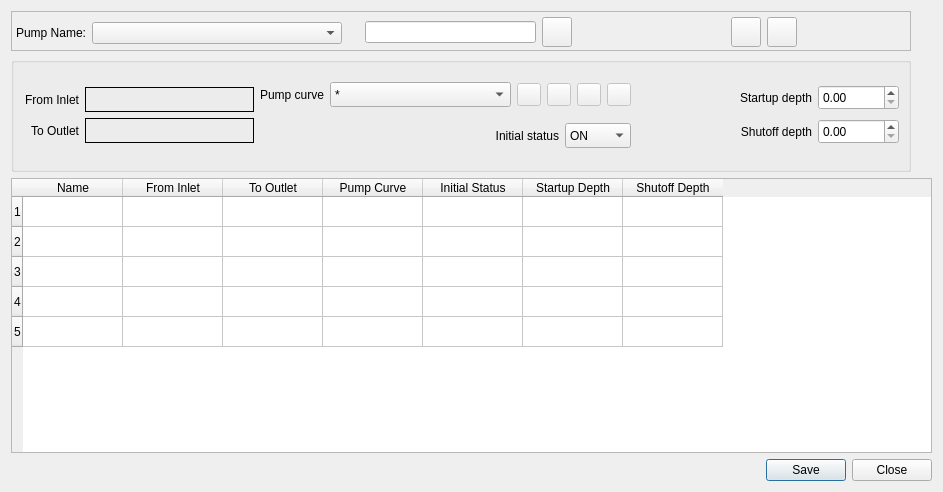
Old version of the form flo2d/ui/pumps.ui in the repository FLO-2DSoftware/qgis-flo-2d-plugin.
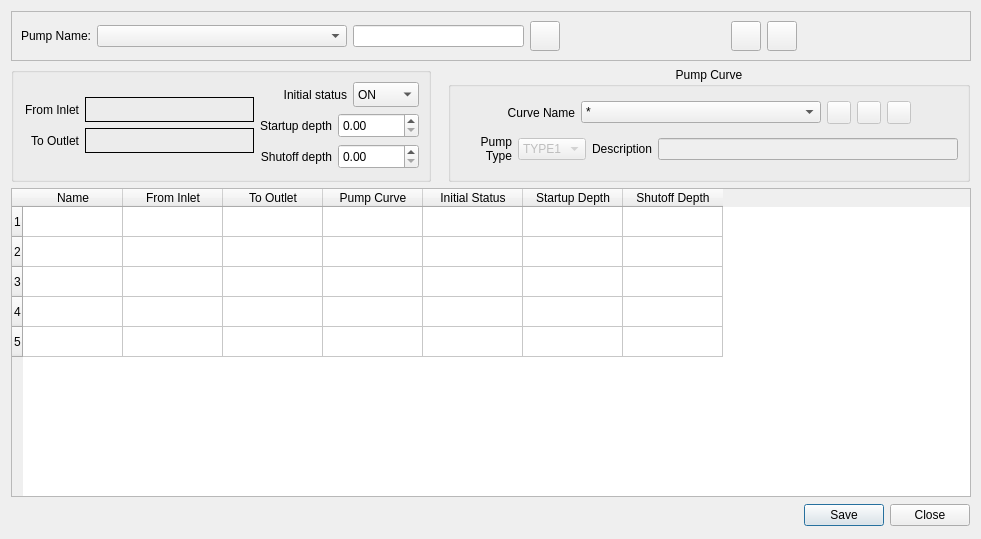
New version of the form. Icons and pictures are not drawn.

Commit message: SD pumps curve functionality from SD widget

Diff of the .ui file:
```diff
--- a/flo2d/ui/pumps.ui
+++ b/flo2d/ui/pumps.ui
@@ -2,103 +2,46 @@
 <ui version="4.0">
  <class>conduits_dlg</class>
  <widget class="QDialog" name="conduits_dlg">
+  <property name="windowModality">
+   <enum>Qt::NonModal</enum>
+  </property>
+  <property name="enabled">
+   <bool>true</bool>
+  </property>
   <property name="geometry">
    <rect>
     <x>0</x>
     <y>0</y>
-    <width>943</width>
-    <height>492</height>
+    <width>981</width>
+    <height>539</height>
    </rect>
   </property>
   <property name="sizePolicy">
-   <sizepolicy hsizetype="Preferred" vsizetype="Preferred">
+   <sizepolicy hsizetype="Fixed" vsizetype="Preferred">
     <horstretch>0</horstretch>
     <verstretch>0</verstretch>
    </sizepolicy>
   </property>
+  <property name="minimumSize">
+   <size>
+    <width>981</width>
+    <height>0</height>
+   </size>
+  </property>
+  <property name="maximumSize">
+   <size>
+    <width>982</width>
+    <height>16777215</height>
+   </size>
+  </property>
   <property name="windowTitle">
    <string>Pumps</string>
   </property>
-  <layout class="QGridLayout" name="gridLayout_3">
-   <item row="2" column="0" colspan="2">
-    <widget class="QTableWidget" name="pumps_tblw">
-     <property name="sizePolicy">
-      <sizepolicy hsizetype="Preferred" vsizetype="Preferred">
-       <horstretch>0</horstretch>
-       <verstretch>0</verstretch>
-      </sizepolicy>
-     </property>
-     <property name="selectionMode">
-      <enum>QAbstractItemView::SingleSelection</enum>
-     </property>
-     <property name="selectionBehavior">
-      <enum>QAbstractItemView::SelectRows</enum>
-     </property>
-     <property name="rowCount">
-      <number>5</number>
-     </property>
-     <property name="columnCount">
-      <number>7</number>
-     </property>
-     <row/>
-     <row/>
-     <row/>
-     <row/>
-     <row/>
-     <column>
-      <property name="text">
-       <string>Name</string>
-      </property>
-     </column>
-     <column>
-      <property name="text">
-       <string>From Inlet</string>
-      </property>
-     </column>
-     <column>
-      <property name="text">
-       <string>To Outlet</string>
-      </property>
-     </column>
-     <column>
-      <property name="text">
-       <string>Pump Curve</string>
-      </property>
-     </column>
-     <column>
-      <property name="text">
-       <string>Initial Status</string>
-      </property>
-     </column>
-     <column>
-      <property name="text">
-       <string>Startup Depth</string>
-      </property>
-     </column>
-     <column>
-      <property name="text">
-       <string>Shutoff Depth</string>
-      </property>
-     </column>
-     <item row="0" column="4">
-      <property name="text">
-       <string/>
-      </property>
-     </item>
-     <item row="0" column="6">
-      <property name="text">
-       <string/>
-      </property>
-      <property name="flags">
-       <set>ItemIsSelectable|ItemIsDragEnabled|ItemIsUserCheckable</set>
-      </property>
-     </item>
-    </widget>
-   </item>
+  <layout class="QGridLayout" name="gridLayout_6">
    <item row="3" column="1">
     <widget class="QDialogButtonBox" name="pumps_buttonBox">
      <property name="sizePolicy">
-      <sizepolicy hsizetype="Fixed" vsizetype="Fixed">
+      <sizepolicy hsizetype="Preferred" vsizetype="Fixed">
        <horstretch>0</horstretch>
        <verstretch>0</verstretch>
       </sizepolicy>
@@ -118,30 +61,279 @@
      </property>
      <property name="sizeHint" stdset="0">
       <size>
-       <width>599</width>
+       <width>439</width>
+       <height>25</height>
+      </size>
+     </property>
+    </spacer>
+   </item>
+   <item row="1" column="1">
+    <widget class="QGroupBox" name="groupBox">
+     <property name="title">
+      <string>Pump Curve</string>
+     </property>
+     <property name="alignment">
+      <set>Qt::AlignHCenter|Qt::AlignTop</set>
+     </property>
+     <property name="flat">
+      <bool>false</bool>
+     </property>
+     <layout class="QGridLayout" name="gridLayout_3">
+      <item row="0" column="0">
+       <layout class="QHBoxLayout" name="horizontalLayout_11">
+        <item>
+         <spacer name="horizontalSpacer_3">
+          <property name="orientation">
+           <enum>Qt::Horizontal</enum>
+          </property>
+          <property name="sizeHint" stdset="0">
+           <size>
+            <width>40</width>
        <height>20</height>
       </size>
      </property>
     </spacer>
+        </item>
+        <item>
+         <layout class="QHBoxLayout" name="horizontalLayout_2">
+          <item>
+           <widget class="QLabel" name="label_7">
+            <property name="text">
+             <string>Curve Name</string>
+            </property>
+            <property name="alignment">
+             <set>Qt::AlignRight|Qt::AlignTrailing|Qt::AlignVCenter</set>
+            </property>
+           </widget>
+          </item>
+          <item>
+           <widget class="QComboBox" name="pump_curve_cbo">
+            <property name="sizePolicy">
+             <sizepolicy hsizetype="Fixed" vsizetype="Fixed">
+              <horstretch>0</horstretch>
+              <verstretch>0</verstretch>
+             </sizepolicy>
+            </property>
+            <property name="minimumSize">
+             <size>
+              <width>240</width>
+              <height>22</height>
+             </size>
+            </property>
+            <property name="maximumSize">
+             <size>
+              <width>240</width>
+              <height>22</height>
+             </size>
+            </property>
+            <property name="duplicatesEnabled">
+             <bool>false</bool>
+            </property>
+            <item>
+             <property name="text">
+              <string>*</string>
+             </property>
+            </item>
+           </widget>
+          </item>
+         </layout>
+        </item>
+        <item>
+         <layout class="QHBoxLayout" name="horizontalLayout_6">
+          <item>
+           <widget class="QToolButton" name="add_pump_curve_btn">
+            <property name="enabled">
+             <bool>false</bool>
+            </property>
+            <property name="toolTip">
+             <string>Add pump curve</string>
+            </property>
+            <property name="text">
+             <string/>
+            </property>
+            <property name="icon">
+             <iconset>
+              <normaloff>../img/add_table_data.svg</normaloff>../img/add_table_data.svg</iconset>
+            </property>
+           </widget>
+          </item>
+          <item>
+           <widget class="QToolButton" name="remove_pump_curve_btn">
+            <property name="enabled">
+             <bool>false</bool>
+            </property>
+            <property name="toolTip">
+             <string>Remove pump curve</string>
+            </property>
+            <property name="text">
+             <string/>
+            </property>
+            <property name="icon">
+             <iconset>
+              <normaloff>../img/mActionDeleteSelected.svg</normaloff>../img/mActionDeleteSelected.svg</iconset>
+            </property>
+           </widget>
+          </item>
+          <item>
+           <widget class="QToolButton" name="rename_pump_curve_btn">
+            <property name="enabled">
+             <bool>false</bool>
+            </property>
+            <property name="toolTip">
+             <string>Rename pump curve</string>
+            </property>
+            <property name="text">
+             <string/>
+            </property>
+            <property name="icon">
+             <iconset>
+              <normaloff>../img/change_name.svg</normaloff>../img/change_name.svg</iconset>
+            </property>
+           </widget>
+          </item>
+         </layout>
+        </item>
+        <item>
+         <spacer name="horizontalSpacer_5">
+          <property name="orientation">
+           <enum>Qt::Horizontal</enum>
+          </property>
+          <property name="sizeHint" stdset="0">
+           <size>
+            <width>40</width>
+            <height>20</height>
+           </size>
+          </property>
+         </spacer>
+        </item>
+       </layout>
+      </item>
+      <item row="1" column="0">
+       <layout class="QHBoxLayout" name="horizontalLayout_18">
+        <item>
+         <layout class="QHBoxLayout" name="horizontalLayout_10">
+          <item>
+           <widget class="QLabel" name="label_2">
+            <property name="text">
+             <string>Pump Type</string>
+            </property>
+            <property name="alignment">
+             <set>Qt::AlignRight|Qt::AlignTrailing|Qt::AlignVCenter</set>
+            </property>
+            <property name="wordWrap">
+             <bool>true</bool>
+            </property>
+           </widget>
+          </item>
+          <item>
+           <widget class="QComboBox" name="comboBox">
+            <property name="enabled">
+             <bool>false</bool>
+            </property>
+            <property name="sizePolicy">
+             <sizepolicy hsizetype="Fixed" vsizetype="Fixed">
+              <horstretch>0</horstretch>
+              <verstretch>0</verstretch>
+             </sizepolicy>
+            </property>
+            <property name="minimumSize">
+             <size>
+              <width>0</width>
+              <height>22</height>
+             </size>
+            </property>
+            <property name="maximumSize">
+             <size>
+              <width>16777215</width>
+              <height>22</height>
+             </size>
+            </property>
+            <item>
+             <property name="text">
+              <string>TYPE1</string>
+             </property>
+            </item>
+            <item>
+             <property name="text">
+              <string>TYPE2</string>
+             </property>
+            </item>
+            <item>
+             <property name="text">
+              <string>TYPE3</string>
+             </property>
+            </item>
+            <item>
+             <property name="text">
+              <string>TYPE4</string>
+             </property>
+            </item>
+           </widget>
+          </item>
+         </layout>
+        </item>
+        <item>
+         <layout class="QHBoxLayout" name="horizontalLayout_7">
+          <item>
+           <widget class="QLabel" name="label_6">
+            <property name="text">
+             <string>Description</string>
+            </property>
+            <property name="alignment">
+             <set>Qt::AlignRight|Qt::AlignTrailing|Qt::AlignVCenter</set>
+            </property>
+           </widget>
+          </item>
+          <item>
+           <widget class="QLineEdit" name="lineEdit">
+            <property name="enabled">
+             <bool>false</bool>
+            </property>
+            <property name="sizePolicy">
+             <sizepolicy hsizetype="Fixed" vsizetype="Fixed">
+              <horstretch>0</horstretch>
+              <verstretch>0</verstretch>
+             </sizepolicy>
+            </property>
+            <property name="minimumSize">
+             <size>
+              <width>300</width>
+              <height>22</height>
+             </size>
+            </property>
+            <property name="maximumSize">
+             <size>
+              <width>300</width>
+              <height>22</height>
+             </size>
+            </property>
+           </widget>
+          </item>
+         </layout>
+        </item>
+       </layout>
+      </item>
+     </layout>
+    </widget>
    </item>
    <item row="0" column="0" colspan="2">
     <widget class="QFrame" name="frame">
      <property name="sizePolicy">
-      <sizepolicy hsizetype="Fixed" vsizetype="Fixed">
+      <sizepolicy hsizetype="Expanding" vsizetype="Expanding">
        <horstretch>0</horstretch>
        <verstretch>0</verstretch>
       </sizepolicy>
      </property>
      <property name="minimumSize">
       <size>
-       <width>900</width>
-       <height>40</height>
+       <width>960</width>
+       <height>50</height>
       </size>
      </property>
      <property name="maximumSize">
       <size>
-       <width>900</width>
-       <height>40</height>
+       <width>960</width>
+       <height>50</height>
       </size>
      </property>
      <property name="frameShape">
@@ -150,15 +342,139 @@
      <property name="frameShadow">
       <enum>QFrame::Plain</enum>
      </property>
-     <widget class="QWidget" name="layoutWidget">
-      <property name="geometry">
-       <rect>
-        <x>720</x>
-        <y>6</y>
-        <width>69</width>
-        <height>32</height>
-       </rect>
-      </property>
+     <layout class="QGridLayout" name="gridLayout_7">
+      <item row="0" column="0">
+       <layout class="QHBoxLayout" name="horizontalLayout_9">
+        <item>
+         <layout class="QHBoxLayout" name="horizontalLayout_5">
+          <property name="sizeConstraint">
+           <enum>QLayout::SetFixedSize</enum>
+          </property>
+          <item>
+           <widget class="QLabel" name="label">
+            <property name="enabled">
+             <bool>true</bool>
+            </property>
+            <property name="sizePolicy">
+             <sizepolicy hsizetype="Fixed" vsizetype="Fixed">
+              <horstretch>0</horstretch>
+              <verstretch>0</verstretch>
+             </sizepolicy>
+            </property>
+            <property name="text">
+             <string>Pump Name:</string>
+            </property>
+            <property name="alignment">
+             <set>Qt::AlignRight|Qt::AlignTrailing|Qt::AlignVCenter</set>
+            </property>
+           </widget>
+          </item>
+          <item>
+           <widget class="QComboBox" name="pump_name_cbo">
+            <property name="sizePolicy">
+             <sizepolicy hsizetype="Fixed" vsizetype="Fixed">
+              <horstretch>0</horstretch>
+              <verstretch>0</verstretch>
+             </sizepolicy>
+            </property>
+            <property name="minimumSize">
+             <size>
+              <width>250</width>
+              <height>22</height>
+             </size>
+            </property>
+            <property name="maximumSize">
+             <size>
+              <width>250</width>
+              <height>22</height>
+             </size>
+            </property>
+            <property name="editable">
+             <bool>false</bool>
+            </property>
+           </widget>
+          </item>
+         </layout>
+        </item>
+        <item>
+         <layout class="QGridLayout" name="gridLayout_31">
+          <property name="sizeConstraint">
+           <enum>QLayout::SetFixedSize</enum>
+          </property>
+          <item row="0" column="0">
+           <widget class="QLineEdit" name="pump_to_find_le">
+            <property name="sizePolicy">
+             <sizepolicy hsizetype="Fixed" vsizetype="Fixed">
+              <horstretch>0</horstretch>
+              <verstretch>0</verstretch>
+             </sizepolicy>
+            </property>
+            <property name="minimumSize">
+             <size>
+              <width>171</width>
+              <height>22</height>
+             </size>
+            </property>
+            <property name="maximumSize">
+             <size>
+              <width>171</width>
+              <height>22</height>
+             </size>
+            </property>
+            <property name="clearButtonEnabled">
+             <bool>true</bool>
+            </property>
+           </widget>
+          </item>
+          <item row="0" column="1">
+           <widget class="QPushButton" name="find_pump_btn">
+            <property name="sizePolicy">
+             <sizepolicy hsizetype="Fixed" vsizetype="Fixed">
+              <horstretch>0</horstretch>
+              <verstretch>0</verstretch>
+             </sizepolicy>
+            </property>
+            <property name="minimumSize">
+             <size>
+              <width>30</width>
+              <height>30</height>
+             </size>
+            </property>
+            <property name="maximumSize">
+             <size>
+              <width>30</width>
+              <height>30</height>
+             </size>
+            </property>
+            <property name="text">
+             <string/>
+            </property>
+            <property name="icon">
+             <iconset>
+              <normaloff>../img/eye-svgrepo-com.svg</normaloff>../img/eye-svgrepo-com.svg</iconset>
+            </property>
+           </widget>
+          </item>
+         </layout>
+        </item>
+       </layout>
+      </item>
+      <item row="0" column="1">
+       <layout class="QHBoxLayout" name="horizontalLayout_8">
+        <item>
+         <spacer name="horizontalSpacer">
+          <property name="orientation">
+           <enum>Qt::Horizontal</enum>
+          </property>
+          <property name="sizeHint" stdset="0">
+           <size>
+            <width>118</width>
+            <height>20</height>
+           </size>
+          </property>
+         </spacer>
+        </item>
+        <item>
       <layout class="QGridLayout" name="gridLayout_21">
        <property name="sizeConstraint">
         <enum>QLayout::SetFixedSize</enum>
@@ -240,154 +556,42 @@
         </widget>
        </item>
       </layout>
-     </widget>
-     <widget class="QWidget" name="layoutWidget">
-      <property name="geometry">
-       <rect>
-        <x>354</x>
-        <y>6</y>
-        <width>210</width>
-        <height>32</height>
-       </rect>
-      </property>
-      <layout class="QGridLayout" name="gridLayout_31">
-       <property name="sizeConstraint">
-        <enum>QLayout::SetFixedSize</enum>
-       </property>
-       <item row="0" column="0">
-        <widget class="QLineEdit" name="pump_to_find_le">
-         <property name="sizePolicy">
-          <sizepolicy hsizetype="Fixed" vsizetype="Fixed">
-           <horstretch>0</horstretch>
-           <verstretch>0</verstretch>
-          </sizepolicy>
-         </property>
-         <property name="minimumSize">
-          <size>
-           <width>171</width>
-           <height>22</height>
-          </size>
-         </property>
-         <property name="maximumSize">
-          <size>
-           <width>171</width>
-           <height>22</height>
-          </size>
-         </property>
-         <property name="clearButtonEnabled">
-          <bool>true</bool>
-         </property>
-        </widget>
-       </item>
-       <item row="0" column="1">
-        <widget class="QPushButton" name="find_pump_btn">
-         <property name="sizePolicy">
-          <sizepolicy hsizetype="Fixed" vsizetype="Fixed">
-           <horstretch>0</horstretch>
-           <verstretch>0</verstretch>
-          </sizepolicy>
-         </property>
-         <property name="minimumSize">
+        </item>
+        <item>
+         <spacer name="horizontalSpacer_2">
+          <property name="orientation">
+           <enum>Qt::Horizontal</enum>
+          </property>
+          <property name="sizeHint" stdset="0">
           <size>
-           <width>30</width>
-           <height>30</height>
-          </size>
-         </property>
-         <property name="maximumSize">
-          <size>
-           <width>30</width>
-           <height>30</height>
-          </size>
-         </property>
-         <property name="text">
-          <string/>
-         </property>
-         <property name="icon">
-          <iconset>
-           <normaloff>../img/eye-svgrepo-com.svg</normaloff>../img/eye-svgrepo-com.svg</iconset>
-         </property>
-        </widget>
-       </item>
-      </layout>
-     </widget>
-     <widget class="QWidget" name="layoutWidget">
-      <property name="geometry">
-       <rect>
-        <x>5</x>
-        <y>11</y>
-        <width>333</width>
-        <height>24</height>
-       </rect>
-      </property>
-      <layout class="QHBoxLayout" name="horizontalLayout_5">
-       <property name="sizeConstraint">
-        <enum>QLayout::SetFixedSize</enum>
-       </property>
-       <item>
-        <widget class="QLabel" name="label">
-         <property name="enabled">
-          <bool>true</bool>
-         </property>
-         <property name="sizePolicy">
-          <sizepolicy hsizetype="Fixed" vsizetype="Fixed">
-           <horstretch>0</horstretch>
-           <verstretch>0</verstretch>
-          </sizepolicy>
-         </property>
-         <property name="text">
-          <string>Pump Name:</string>
-         </property>
-         <property name="alignment">
-          <set>Qt::AlignRight|Qt::AlignTrailing|Qt::AlignVCenter</set>
-         </property>
-        </widget>
-       </item>
-       <item>
-        <widget class="QComboBox" name="pump_name_cbo">
-         <property name="sizePolicy">
-          <sizepolicy hsizetype="Fixed" vsizetype="Fixed">
-           <horstretch>0</horstretch>
-           <verstretch>0</verstretch>
-          </sizepolicy>
-         </property>
-         <property name="minimumSize">
-          <size>
-           <width>250</width>
-           <height>22</height>
-          </size>
-         </property>
-         <property name="maximumSize">
-          <size>
-           <width>250</width>
-           <height>22</height>
-          </size>
-         </property>
-         <property name="editable">
-          <bool>false</bool>
-         </property>
-        </widget>
-       </item>
-      </layout>
-     </widget>
-    </widget>
+            <width>108</width>
+            <height>20</height>
+           </size>
+          </property>
+         </spacer>
+        </item>
+       </layout>
+      </item>
+     </layout>
+    </widget>
    </item>
-   <item row="1" column="0" colspan="2">
+   <item row="1" column="0">
     <widget class="QGroupBox" name="pumps_grp">
      <property name="sizePolicy">
-      <sizepolicy hsizetype="Expanding" vsizetype="Fixed">
+      <sizepolicy hsizetype="Fixed" vsizetype="Fixed">
        <horstretch>0</horstretch>
        <verstretch>0</verstretch>
       </sizepolicy>
      </property>
      <property name="minimumSize">
       <size>
-       <width>900</width>
+       <width>0</width>
        <height>115</height>
       </size>
      </property>
      <property name="maximumSize">
       <size>
-       <width>900</width>
+       <width>16777215</width>
        <height>115</height>
       </size>
      </property>
@@ -398,7 +602,7 @@
       <bool>false</bool>
      </property>
      <layout class="QGridLayout" name="gridLayout_5">
-      <item row="0" column="0" rowspan="2">
+      <item row="0" column="0">
        <layout class="QGridLayout" name="gridLayout_4">
         <item row="0" column="0">
          <layout class="QGridLayout" name="gridLayout">
@@ -517,11 +721,13 @@
        </layout>
       </item>
       <item row="0" column="1">
-       <layout class="QHBoxLayout" name="horizontalLayout_2">
+       <layout class="QVBoxLayout" name="verticalLayout">
         <item>
-         <widget class="QLabel" name="label_2">
+         <layout class="QHBoxLayout" name="horizontalLayout">
+          <item>
+           <widget class="QLabel" name="label_3">
           <property name="text">
-           <string>Pump curve</string>
+             <string>Initial status</string>
           </property>
           <property name="alignment">
            <set>Qt::AlignRight|Qt::AlignTrailing|Qt::AlignVCenter</set>
@@ -529,7 +735,7 @@
          </widget>
         </item>
         <item>
-         <widget class="QComboBox" name="pump_curve_cbo">
+           <widget class="QComboBox" name="pump_init_status_cbo">
           <property name="sizePolicy">
            <sizepolicy hsizetype="Fixed" vsizetype="Fixed">
             <horstretch>0</horstretch>
@@ -538,13 +744,13 @@
           </property>
           <property name="minimumSize">
            <size>
-            <width>181</width>
+              <width>66</width>
             <height>25</height>
            </size>
           </property>
           <property name="maximumSize">
            <size>
-            <width>181</width>
+              <width>66</width>
             <height>25</height>
            </size>
           </property>
@@ -553,79 +759,18 @@
           </property>
           <item>
            <property name="text">
-            <string>*</string>
-           </property>
-          </item>
-         </widget>
-        </item>
+              <string>ON</string>
+             </property>
+            </item>
         <item>
-         <widget class="QToolButton" name="show_curve_btn">
-          <property name="enabled">
-           <bool>false</bool>
-          </property>
-          <property name="toolTip">
-           <string>Show inlet rating table</string>
-          </property>
           <property name="text">
-           <string/>
-          </property>
-         </widget>
-        </item>
-        <item>
-         <widget class="QToolButton" name="add_curve_btn">
-          <property name="enabled">
-           <bool>false</bool>
-          </property>
-          <property name="toolTip">
-           <string>Add inlet rating table</string>
-          </property>
-          <property name="text">
-           <string/>
-          </property>
-          <property name="icon">
-           <iconset>
-            <normaloff>../img/add_bc_data.svg</normaloff>../img/add_bc_data.svg</iconset>
-          </property>
-         </widget>
-        </item>
-        <item>
-         <widget class="QToolButton" name="remove_curve_btn">
-          <property name="enabled">
-           <bool>false</bool>
-          </property>
-          <property name="toolTip">
-           <string>Remove inlet rating table</string>
-          </property>
-          <property name="text">
-           <string/>
-          </property>
-          <property name="icon">
-           <iconset>
-            <normaloff>../img/mActionDeleteSelected.svg</normaloff>../img/mActionDeleteSelected.svg</iconset>
-          </property>
-         </widget>
-        </item>
-        <item>
-         <widget class="QToolButton" name="rename_curve_btn">
-          <property name="enabled">
-           <bool>false</bool>
-          </property>
-          <property name="toolTip">
-           <string>Rename inlet rating table</string>
-          </property>
-          <property name="text">
-           <string/>
-          </property>
-          <property name="icon">
-           <iconset>
-            <normaloff>../img/change_name.svg</normaloff>../img/change_name.svg</iconset>
-          </property>
+              <string>OFF</string>
+             </property>
+            </item>
          </widget>
         </item>
        </layout>
       </item>
-      <item row="0" column="2" rowspan="2">
-       <layout class="QVBoxLayout" name="verticalLayout_2">
         <item>
          <layout class="QHBoxLayout" name="horizontalLayout_3">
           <item>
@@ -706,53 +851,94 @@
         </item>
        </layout>
       </item>
-      <item row="1" column="1">
-       <layout class="QHBoxLayout" name="horizontalLayout">
-        <item>
-         <widget class="QLabel" name="label_3">
-          <property name="text">
-           <string>Initial status</string>
-          </property>
-          <property name="alignment">
-           <set>Qt::AlignRight|Qt::AlignTrailing|Qt::AlignVCenter</set>
-          </property>
-         </widget>
-        </item>
-        <item>
-         <widget class="QComboBox" name="pump_init_status_cbo">
+     </layout>
+    </widget>
+   </item>
+   <item row="2" column="0" colspan="2">
+    <widget class="QTableWidget" name="pumps_tblw">
           <property name="sizePolicy">
-           <sizepolicy hsizetype="Fixed" vsizetype="Fixed">
+      <sizepolicy hsizetype="Fixed" vsizetype="Preferred">
             <horstretch>0</horstretch>
             <verstretch>0</verstretch>
            </sizepolicy>
           </property>
           <property name="minimumSize">
            <size>
-            <width>66</width>
-            <height>25</height>
+       <width>960</width>
+       <height>0</height>
            </size>
           </property>
           <property name="maximumSize">
            <size>
-            <width>66</width>
-            <height>25</height>
-           </size>
-          </property>
-          <item>
+       <width>921</width>
+       <height>16777215</height>
+      </size>
+     </property>
+     <property name="selectionMode">
+      <enum>QAbstractItemView::SingleSelection</enum>
+     </property>
+     <property name="selectionBehavior">
+      <enum>QAbstractItemView::SelectRows</enum>
+     </property>
+     <property name="rowCount">
+      <number>5</number>
+     </property>
+     <property name="columnCount">
+      <number>7</number>
+     </property>
+     <row/>
+     <row/>
+     <row/>
+     <row/>
+     <row/>
+     <column>
            <property name="text">
-            <string>ON</string>
-           </property>
-          </item>
-          <item>
+       <string>Name</string>
+      </property>
+     </column>
+     <column>
+      <property name="text">
+       <string>From Inlet</string>
+      </property>
+     </column>
+     <column>
+      <property name="text">
+       <string>To Outlet</string>
+      </property>
+     </column>
+     <column>
+      <property name="text">
+       <string>Pump Curve</string>
+      </property>
+     </column>
+     <column>
+      <property name="text">
+       <string>Initial Status</string>
+      </property>
+     </column>
+     <column>
+      <property name="text">
+       <string>Startup Depth</string>
+      </property>
+     </column>
+     <column>
+      <property name="text">
+       <string>Shutoff Depth</string>
+      </property>
+     </column>
+     <item row="0" column="4">
+      <property name="text">
+       <string/>
+      </property>
+     </item>
+     <item row="0" column="6">
            <property name="text">
-            <string>OFF</string>
-           </property>
-          </item>
-         </widget>
-        </item>
-       </layout>
-      </item>
-     </layout>
+       <string/>
+      </property>
+      <property name="flags">
+       <set>ItemIsSelectable|ItemIsDragEnabled|ItemIsUserCheckable</set>
+      </property>
+     </item>
     </widget>
    </item>
   </layout>
```
Left out of the diff: 3 changed lines with no effect on the pictures. Lines whose indentation alone changed are shown as unchanged. The commit also changes 16 other files.
